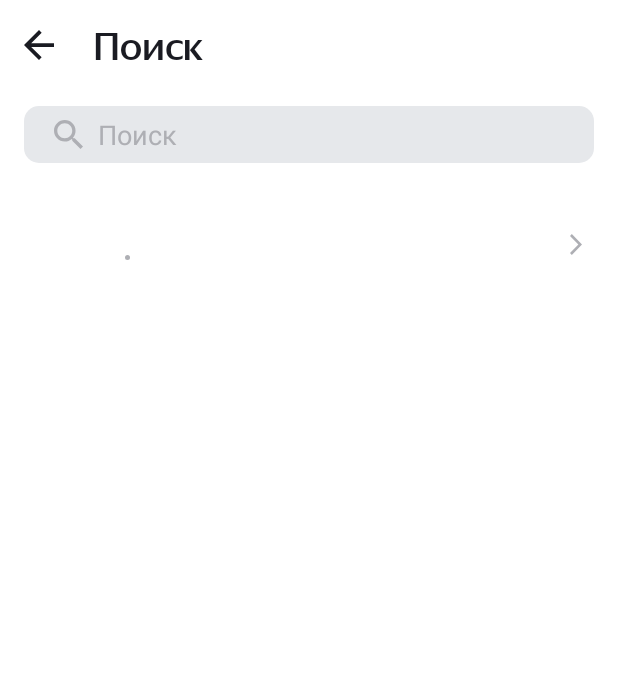
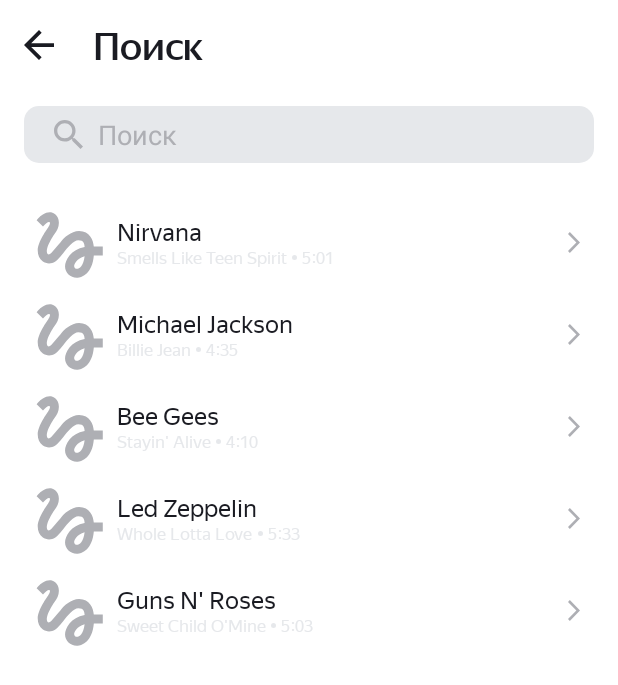
Before and after one commit to MajoritySky2496/Playlist-Maker, an Android app: the screen it shows after launch (SearchActivity), after a tap on "Поиск", on a phone screen of 412 x 824 dp. Shown: the top 685 px of the screen. Run offline under Robolectric (Android 15) with nearby library versions, the phone set to English and light mode, and no system bars; pictures from the network do not load.

Commit message:
My Third Commit

```diff
--- a/app/src/main/java/com/example/playlistmaker/SearchActivity.kt
+++ b/app/src/main/java/com/example/playlistmaker/SearchActivity.kt
@@ -23,10 +23,6 @@ class SearchActivity : AppCompatActivity() {
     var inputEditText: EditText? = null
     companion object {
         const val PRODUCT_AMOUNT = "PRODUCT_AMOUNT"
-        val trackName = listOf(R.string.SLTS, R.string.BJ, R.string.SA, R.string.WLL, R.string.SCO)
-        val artistName = listOf(R.string.Nirvana, R.string.MJackson, R.string.BGees, R.string.LZeppelin, R.string.GNRoses)
-        val trackTime = listOf(R.string.Nirvana_time, R.string.MJackson_time, R.string.BGees_time, R.string.LZeppelin_time, R.string.GNRoses_time)
-    val artworkUrl = listOf(R.string.Nirvana_url, R.string.MJackson_url, R.string.BGees_url, R.string.LZeppelin_url, R.string.GNRoses_url)
  }
     @SuppressLint("RestrictedApi")
     override fun onCreate(savedInstanceState: Bundle?) {
@@ -35,6 +31,7 @@ class SearchActivity : AppCompatActivity() {
         val clearButton = findViewById<ImageView>(R.id.clearIcon)
         val backButton = findViewById<ImageView>(R.id.back_button)
         val recyclerView = findViewById<RecyclerView>(R.id.recyclerView)
+        recyclerView.layoutManager = LinearLayoutManager(this)
         val image = findViewById<ImageView>(R.id.image_url)
 
         inputEditText = findViewById<EditText>(R.id.inputEditText)
@@ -60,11 +57,26 @@ class SearchActivity : AppCompatActivity() {
         inputEditText?.addTextChangedListener(simpleTextWatcher)
 
 
-        val track1 = Track("Nirvana", "Smells Like Teen Spirit", "5:01", "https://is5-ssl.mzstatic.com/image/thumb/Music115/v4/7b/58/c2/7b58c21a-2b51-2bb2-e59a-9bb9b96ad8c3/00602567924166.rgb.jpg/100x100bb.jpg")
-        val track2 = Track("Michael Jackson", "Billie Jean", "4:35", "https://is5-ssl.mzstatic.com/image/thumb/Music125/v4/3d/9d/38/3d9d3811-71f0-3a0e-1ada-3004e56ff852/827969428726.jpg/100x100bb.jpg")
-        val track3 = Track("Bee Gees", "Stayin' Alive", "4:10", "https://is4-ssl.mzstatic.com/image/thumb/Music115/v4/1f/80/1f/1f801fc1-8c0f-ea3e-d3e5-387c6619619e/16UMGIM86640.rgb.jpg/100x100bb.jpg")
-        val track4 = Track("Led Zeppelin", "Whole Lotta Love", "5:33", "https://is2-ssl.mzstatic.com/image/thumb/Music62/v4/7e/17/e3/7e17e33f-2efa-2a36-e916-7f808576cf6b/mzm.fyigqcbs.jpg/100x100bb.jpg")
-        val track5 = Track("Guns N' Roses", "Sweet Child O'Mine", "5:03", "https://is2-ssl.mzstatic.com/image/thumb/Music62/v4/7e/17/e3/7e17e33f-2efa-2a36-e916-7f808576cf6b/mzm.fyigqcbs.jpg/100x100bb.jpg")
+        val track1 = Track("Nirvana",
+            "Smells Like Teen Spirit",
+            "5:01",
+            "https://is5-ssl.mzstatic.com/image/thumb/Music115/v4/7b/58/c2/7b58c21a-2b51-2bb2-e59a-9bb9b96ad8c3/00602567924166.rgb.jpg/100x100bb.jpg")
+        val track2 = Track("Michael Jackson",
+            "Billie Jean",
+            "4:35",
+            "https://is5-ssl.mzstatic.com/image/thumb/Music125/v4/3d/9d/38/3d9d3811-71f0-3a0e-1ada-3004e56ff852/827969428726.jpg/100x100bb.jpg")
+        val track3 = Track("Bee Gees",
+            "Stayin' Alive",
+            "4:10",
+            "https://is4-ssl.mzstatic.com/image/thumb/Music115/v4/1f/80/1f/1f801fc1-8c0f-ea3e-d3e5-387c6619619e/16UMGIM86640.rgb.jpg/100x100bb.jpg")
+        val track4 = Track("Led Zeppelin",
+            "Whole Lotta Love",
+            "5:33",
+            "https://is2-ssl.mzstatic.com/image/thumb/Music62/v4/7e/17/e3/7e17e33f-2efa-2a36-e916-7f808576cf6b/mzm.fyigqcbs.jpg/100x100bb.jpg")
+        val track5 = Track("Guns N' Roses",
+            "Sweet Child O'Mine",
+            "5:03",
+            "https://is2-ssl.mzstatic.com/image/thumb/Music62/v4/7e/17/e3/7e17e33f-2efa-2a36-e916-7f808576cf6b/mzm.fyigqcbs.jpg/100x100bb.jpg")
         val trackList = listOf<Track>(track1, track2, track3, track4, track5)
         val trackAdapter = TrackAdapter(trackList)
         recyclerView.adapter = trackAdapter
@@ -94,8 +106,4 @@ class SearchActivity : AppCompatActivity() {
         }
 
     }
-
-
-
-
     }
--- a/app/src/main/java/com/example/playlistmaker/TrackAdapter.kt
+++ b/app/src/main/java/com/example/playlistmaker/TrackAdapter.kt
@@ -3,13 +3,12 @@ package com.example.playlistmaker
 import android.view.LayoutInflater
 import android.view.ViewGroup
 import androidx.recyclerview.widget.RecyclerView
-import com.bumptech.glide.Glide
 
 class TrackAdapter(private var track: List<Track>): RecyclerView.Adapter<TrackViewHolder>() {
 
     override fun onCreateViewHolder(parent: ViewGroup, viewType: Int): TrackViewHolder {
 
-        return TrackViewHolder(LayoutInflater.from(parent.context).inflate(R.layout.recycler, parent,
+        return TrackViewHolder(LayoutInflater.from(parent.context).inflate(R.layout.activity_track, parent,
             false))
     }
 
--- a/app/src/main/java/com/example/playlistmaker/TrackViewHolder.kt
+++ b/app/src/main/java/com/example/playlistmaker/TrackViewHolder.kt
@@ -1,29 +1,36 @@
 package com.example.playlistmaker
 
+import android.os.Build
 import android.view.LayoutInflater
+import android.view.RoundedCorner
 import android.view.View
 import android.widget.ImageView
 import android.widget.TextView
+import androidx.annotation.RequiresApi
 import androidx.recyclerview.widget.RecyclerView
 import com.bumptech.glide.Glide
+import com.bumptech.glide.load.resource.bitmap.RoundedCorners
+import com.bumptech.glide.request.RequestOptions
 import kotlinx.coroutines.NonDisposableHandle.parent
 
 class TrackViewHolder(itemView: View):RecyclerView.ViewHolder(itemView) {
     private var artistName: TextView = itemView.findViewById(R.id.artistName)
     private var trackName: TextView = itemView.findViewById(R.id.nameTrack)
-    private var trackTime: TextView = itemView.findViewById(R.id.nameTrack)
+    private var trackTime: TextView = itemView.findViewById(R.id.timeTack)
     private var artworkUrl: ImageView = itemView.findViewById(R.id.image_url)
 
 
 
 
+    @RequiresApi(Build.VERSION_CODES.S)
     fun bind(model:Track){
         artistName.text = model.artistName
         trackName.text = model.trackName
         trackTime.text = model.trackTime
 
         Glide.with(itemView).load(model.artworkUrl100)
-            .placeholder(R.drawable.ic_placeholder)
+            .placeholder(R.drawable.ic_placeholder).centerInside()
+            .apply(RequestOptions.bitmapTransform(RoundedCorners(12)))
             .into(artworkUrl)
 
 
--- a/app/src/main/res/layout/activity_search.xml
+++ b/app/src/main/res/layout/activity_search.xml
@@ -70,72 +70,18 @@
         android:visibility="invisible"
         tools:ignore="UseAppTint"/>
     </FrameLayout>
-    <FrameLayout
+    <LinearLayout
+        xmlns:android="http://schemas.android.com/apk/res/android"
         android:layout_width="match_parent"
-        android:layout_height="wrap_content"
-        android:layout_marginTop="24dp"
-        android:orientation="horizontal"
-        android:padding="8dp"
-        >
+        android:layout_height="match_parent"
+        android:layout_marginTop="24dp">
 
-        <ImageView
-            android:id="@+id/image_url"
-            android:layout_width="45dp"
-            android:layout_height="45dp"
-            android:layout_gravity="start"
-            android:scaleType="centerCrop"
-            tools:src="@drawable/ic_placeholder"
+        <androidx.recyclerview.widget.RecyclerView
+            android:id="@+id/recyclerView"
+            android:layout_width="match_parent"
+            android:layout_height="match_parent"
+            app:layoutManager="androidx.recyclerview.widget.LinearLayoutManager"
 
-
-
-            />
-
-        <TextView
-            android:id="@+id/artistName"
-            android:layout_width="wrap_content"
-            android:layout_height="wrap_content"
-            android:layout_marginTop="4dp"
-            android:layout_marginStart="54dp"
-            android:gravity="center_vertical"
-            tools:text="@string/Nirvana"
-            android:textColor="@color/black"
-            android:fontFamily="@font/ys_text_regular"
-            android:textSize="@dimen/layout_16"/>
-
-        <TextView
-            android:id="@+id/nameTrack"
-            android:layout_width="wrap_content"
-            android:layout_height="wrap_content"
-            android:layout_marginTop="24dp"
-            android:layout_marginStart="54dp"
-            tools:text="@string/SLTS"
-            android:textColor="@color/grey"
-            android:fontFamily="@font/ys_text_regular"
-            android:textSize="11dp"
-            android:drawableRight="@drawable/ic_ellipse_1"
-            android:drawablePadding="5dp"
-            />
-        <TextView
-            android:id="@+id/timeTack"
-            android:layout_width="wrap_content"
-            android:layout_height="wrap_content"
-            android:layout_marginTop="24dp"
-            android:layout_marginStart="174dp"
-            tools:text="@string/Nirvana_time"
-            android:textColor="@color/grey"
-            android:fontFamily="@font/ys_text_regular"
-            android:textSize="11dp"/>
-
-
-        <ImageView
-            android:layout_width="8dp"
-            android:layout_height="14dp"
-            android:src="@drawable/ic_terms_of_use"
-            android:layout_marginStart="356dp"
-            android:layout_gravity="center_vertical"
-
-            />
-
-
-    </FrameLayout>
+            xmlns:app="http://schemas.android.com/apk/res-auto"/>
+    </LinearLayout>
 </LinearLayout>
--- /dev/null
+++ b/app/src/main/res/layout/activity_track.xml
@@ -0,0 +1,88 @@
+<?xml version="1.0" encoding="utf-8"?>
+<LinearLayout xmlns:android="http://schemas.android.com/apk/res/android"
+    android:layout_width="match_parent"
+    android:layout_height="wrap_content"
+    xmlns:app="http://schemas.android.com/apk/res-auto"
+    xmlns:tools="http://schemas.android.com/tools">
+<FrameLayout
+android:layout_width="match_parent"
+android:layout_height="wrap_content"
+android:orientation="horizontal"
+android:padding="8dp"
+    >
+
+<ImageView
+    android:id="@+id/image_url"
+    android:layout_width="45dp"
+    android:layout_height="45dp"
+    android:layout_gravity="start"
+    android:scaleType="centerCrop"
+    tools:src="@drawable/ic_placeholder"
+
+
+
+    />
+
+<TextView
+    android:id="@+id/artistName"
+    android:layout_width="wrap_content"
+    android:layout_height="wrap_content"
+    android:layout_marginTop="4dp"
+    android:layout_marginStart="54dp"
+    android:gravity="center_vertical"
+    tools:text="@string/Nirvana"
+    android:textColor="?attr/text_color_artistTrack"
+    android:fontFamily="@font/ys_text_regular"
+    android:textSize="@dimen/layout_16"/>
+
+
+    <ImageView
+        android:layout_width="8dp"
+        android:layout_height="14dp"
+        android:layout_gravity="end"
+        android:layout_marginEnd="1dp"
+        android:gravity="center_horizontal"
+        android:layout_marginTop="14dp"
+        android:src="@drawable/ic_terms_of_use"
+
+
+        />
+
+    <LinearLayout
+    android:layout_width="wrap_content"
+    android:layout_height="wrap_content">
+
+
+    <TextView
+        android:id="@+id/nameTrack"
+        android:layout_width="wrap_content"
+        android:layout_height="wrap_content"
+        android:layout_marginTop="24dp"
+        android:layout_marginStart="54dp"
+        tools:text="@string/SLTS"
+        android:textColor="?attr/text_color_nameTrack"
+        android:fontFamily="@font/ys_text_regular"
+        android:textSize="11dp"
+        android:drawableRight="@drawable/ic_ellipse_1"
+        android:drawableTint="?attr/text_color_nameTrack"
+        android:drawablePadding="3dp"
+        />
+    <TextView
+        android:id="@+id/timeTack"
+        android:layout_width="wrap_content"
+        android:layout_height="wrap_content"
+        android:layout_marginTop="24dp"
+        android:layout_marginStart="3dp"
+        tools:text="@string/Nirvana_time"
+        android:textColor="?attr/text_color_nameTrack"
+        android:fontFamily="@font/ys_text_regular"
+        android:textSize="11dp"/>
+
+</LinearLayout>
+
+
+
+
+
+</FrameLayout>
+</LinearLayout>
--- a/app/src/main/res/layout/recycler.xml
+++ /dev/null
@@ -1,8 +0,0 @@
-<?xml version="1.0" encoding="utf-8"?>
-<androidx.recyclerview.widget.RecyclerView
-    android:id="@+id/recyclerView"
-    android:layout_width="match_parent"
-    android:layout_height="match_parent"
-    app:layoutManager="androidx.recyclerview.widget.LinearLayoutManager"
-    xmlns:android="http://schemas.android.com/apk/res/android"
-    xmlns:app="http://schemas.android.com/apk/res-auto"/>
--- a/app/src/main/res/values-night/themes.xml
+++ b/app/src/main/res/values-night/themes.xml
@@ -29,6 +29,9 @@
         <item name="text_color_hint">@color/black</item>
         <item name="switch_track_tint">@color/purple_500</item>
         <item name="switch_thumb_tint">@color/purple_700</item>
+        <item name="text_color_artistTrack">@color/white</item>
+        <item name="text_color_nameTrack">@color/white</item>
+
 
 
 
--- a/app/src/main/res/values/artistName.xml
+++ /dev/null
@@ -1,8 +0,0 @@
-<?xml version="1.0" encoding="utf-8"?>
-<resources>
-    <string name="Nirvana">Nirvana</string>
-    <string name="MJackson">Michael Jackson</string>
-    <string name="BGees">Bee Gees</string>
-    <string name="LZeppelin">Led Zeppelin</string>
-    <string name="GNRoses">Guns N\' Roses</string>
-</resources>
--- a/app/src/main/res/values/artworkUrl100.xml
+++ /dev/null
@@ -1,8 +0,0 @@
-<?xml version="1.0" encoding="utf-8"?>
-<resources>
-    <string name="Nirvana_url">https://is5-ssl.mzstatic.com/image/thumb/Music115/v4/7b/58/c2/7b58c21a-2b51-2bb2-e59a-9bb9b96ad8c3/00602567924166.rgb.jpg/100x100bb.jpg</string>
-    <string name="MJackson_url">https://is5-ssl.mzstatic.com/image/thumb/Music125/v4/3d/9d/38/3d9d3811-71f0-3a0e-1ada-3004e56ff852/827969428726.jpg/100x100bb.jpg</string>
-    <string name="BGees_url">https://is4-ssl.mzstatic.com/image/thumb/Music115/v4/1f/80/1f/1f801fc1-8c0f-ea3e-d3e5-387c6619619e/16UMGIM86640.rgb.jpg/100x100bb.jpg</string>
-    <string name="LZeppelin_url">https://is2-ssl.mzstatic.com/image/thumb/Music62/v4/7e/17/e3/7e17e33f-2efa-2a36-e916-7f808576cf6b/mzm.fyigqcbs.jpg/100x100bb.jpg</string>
-    <string name="GNRoses_url">https://is5-ssl.mzstatic.com/image/thumb/Music125/v4/a0/4d/c4/a04dc484-03cc-02aa-fa82-5334fcb4bc16/18UMGIM24878.rgb.jpg/100x100bb.jpg</string>
-</resources>
--- a/app/src/main/res/values/attr.xml
+++ b/app/src/main/res/values/attr.xml
@@ -14,6 +14,8 @@
     <attr name="text_color_hint" format="reference"/>
     <attr name="switch_track_tint" format="reference"/>
     <attr name="switch_thumb_tint" format="reference"/>
+    <attr name="text_color_artistTrack" format="reference"/>
+    <attr name="text_color_nameTrack" format="reference"/>
 
 
 
--- a/app/src/main/res/values/styles.xml
+++ b/app/src/main/res/values/styles.xml
@@ -41,4 +41,5 @@
         <item name="android:gravity">center_vertical</item>
     </style>
 
+
 </resources>
--- a/app/src/main/res/values/themes.xml
+++ b/app/src/main/res/values/themes.xml
@@ -27,6 +27,8 @@
         <item name="text_color_hint">@color/grey</item>
         <item name="switch_track_tint">@color/light_grey</item>
         <item name="switch_thumb_tint">@color/grey</item>
+        <item name="text_color_artistTrack">@color/black</item>
+        <item name="text_color_nameTrack">@color/light_grey</item>
 
 
     </style>
@@ -57,6 +59,8 @@
         <item name="text_color_hint">@color/black</item>
         <item name="switch_track_tint">@color/purple_500</item>
         <item name="switch_thumb_tint">@color/purple_700</item>
+        <item name="text_color_artistTrack">@color/black</item>
+        <item name="text_color_nameTrack">@color/light_grey</item>
 
 
     </style>
--- a/app/src/main/res/values/trackName.xml
+++ /dev/null
@@ -1,9 +0,0 @@
-<?xml version="1.0" encoding="utf-8"?>
-<resources>
-    <string name="SLTS">Smels Like Teen Spirit</string>
-    <string name="BJ">Billie Jean</string>
-    <string name="SA">Stayin\' Alive</string>
-    <string name="WLL">Whole Lotta Love</string>
-    <string name="SCO">Sweet Chld O\'Mine</string>
-    <string name="track">track</string>
-</resources>
--- a/app/src/main/res/values/trackTime.xml
+++ /dev/null
@@ -1,8 +0,0 @@
-<?xml version="1.0" encoding="utf-8"?>
-<resources>
-    <string name="Nirvana_time">5\:01</string>
-    <string name="MJackson_time">4\:35</string>
-    <string name="BGees_time">4\:10</string>
-    <string name="LZeppelin_time">5\:33</string>
-    <string name="GNRoses_time">5\:03</string>
-</resources>
```
